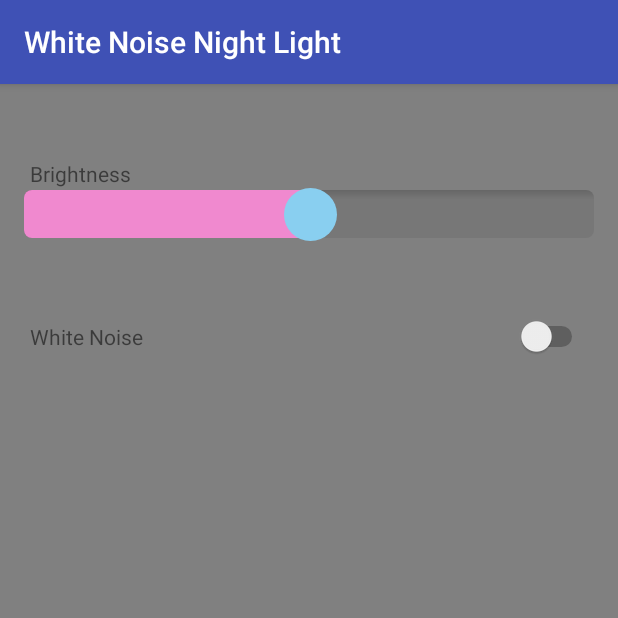
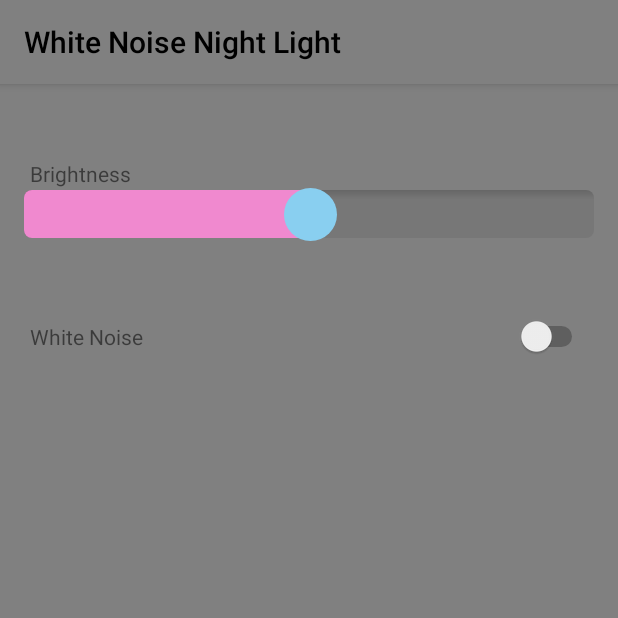
Before and after one commit to bobzurad/WhiteNoiseNightLight, an Android app: the screen it shows after launch (MainActivity), on a phone screen of 412 x 824 dp, the top half of it. Run offline under Robolectric (Android 15) with nearby library versions, the phone set to English and light mode, and no system bars.

Commit message:
changed colors

```diff
--- a/Android/app/src/main/java/net/zurad/bob/whitenoisenightlight/MainActivity.java
+++ b/Android/app/src/main/java/net/zurad/bob/whitenoisenightlight/MainActivity.java
@@ -5,6 +5,7 @@ import android.annotation.TargetApi;
 import android.content.Intent;
 import android.content.pm.PackageManager;
 import android.graphics.Color;
+import android.graphics.drawable.ColorDrawable;
 import android.media.AudioAttributes;
 import android.media.AudioManager;
 import android.net.Uri;
@@ -12,8 +13,10 @@ import android.os.Build;
 import android.provider.Settings;
 import android.support.v4.app.ActivityCompat;
 import android.support.v4.content.ContextCompat;
+import android.support.v7.app.ActionBar;
 import android.support.v7.app.AppCompatActivity;
 import android.os.Bundle;
+import android.text.Html;
 import android.util.Log;
 import android.view.WindowManager;
 import android.widget.CompoundButton;
@@ -28,6 +31,7 @@ public class MainActivity extends AppCompatActivity {
     SeekBar _seekBar;
     Switch _whiteNoiseSwitch;
     SoundPool _soundPool;
+    ActionBar _bar;
     int _soundId;
     int _playId;
 
@@ -42,12 +46,14 @@ public class MainActivity extends AppCompatActivity {
         super.onCreate(savedInstanceState);
         setContentView(R.layout.activity_main);
 
+        _bar = getSupportActionBar();
         _mainLayout = (LinearLayout) findViewById(R.id.mainLayout);
         _seekBar = (SeekBar) findViewById(R.id.seekBar);
         _whiteNoiseSwitch = (Switch) findViewById(R.id.whiteNoiseSwitch);
         _soundPool = createSoundPool();
         _soundId = _soundPool.load(this, R.raw.whitenoise, 1);
         _soundPool.setLoop(_soundId, -1);
+        _bar.setTitle(Html.fromHtml("<font color='#000000'>White Noise Night Light</font>"));
 
         //save starting brightness values
         try {
@@ -85,10 +91,21 @@ public class MainActivity extends AppCompatActivity {
         _seekBar.setOnSeekBarChangeListener(new SeekBar.OnSeekBarChangeListener() {
             @Override
             public void onProgressChanged(SeekBar seekBar, int progress, boolean fromUser) {
+                //build hex color
                 String hex = Integer.toHexString(progress);
                 if (hex.length() == 1) {
                     hex = "0" + hex;
                 }
+                //change color of ActionBar
+                if (_bar != null) {
+                    _bar.setBackgroundDrawable(new ColorDrawable(Color.parseColor("#" + hex + hex + hex)));
+                    if (progress < 64) {
+                        _bar.setTitle(Html.fromHtml("<font color='#C0C0C0'>White Noise Night Light</font>"));
+                    } else {
+                        _bar.setTitle(Html.fromHtml("<font color='#000000'>White Noise Night Light</font>"));
+                    }
+                }
+                //change color of background
                 _mainLayout.setBackgroundColor(Color.parseColor("#" + hex + hex + hex));
 
                 if (_canChangeScreenBrightness) {
--- a/Android/app/src/main/res/values/colors.xml
+++ b/Android/app/src/main/res/values/colors.xml
@@ -1,8 +1,8 @@
 <?xml version="1.0" encoding="utf-8"?>
 <resources>
-    <color name="colorPrimary">#3F51B5</color>
-    <color name="colorPrimaryDark">#303F9F</color>
-    <color name="colorAccent">#FF4081</color>
+    <color name="colorPrimary">@color/startingBackgroundColor</color>
+    <color name="colorPrimaryDark">@android:color/black</color>
+    <color name="colorAccent">@color/babyPink</color>
     <color name="startingBackgroundColor">#808080</color>
     <color name="babyBlue">#89cff0</color>
     <color name="babyPink">#f089cf</color>
```
